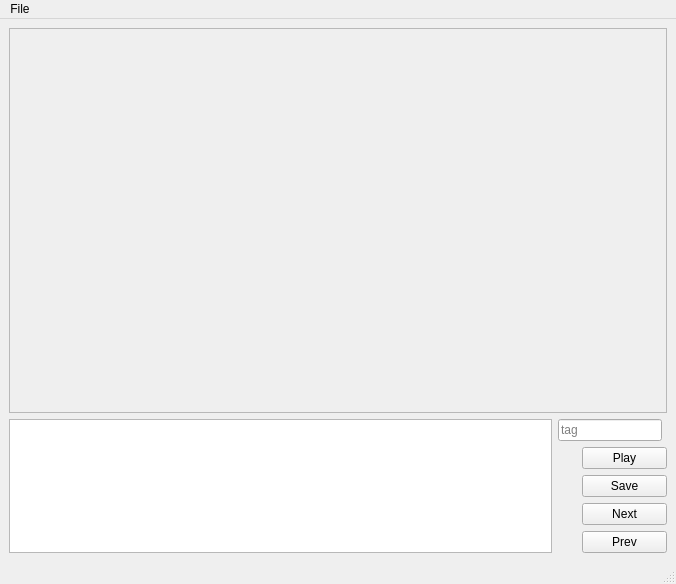
This is ui/soundannotator.ui in resinizar/sound-annotator as Qt 5 draws it before an edit. The edited form follows.
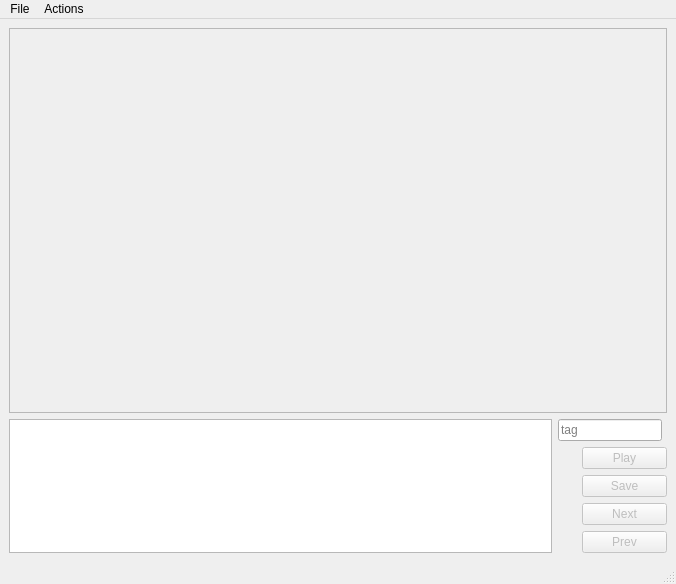
This is the edited form. Custom widgets are drawn as their Qt base class.

Diff of the .ui file:
```diff
--- a/ui/soundannotator.ui
+++ b/ui/soundannotator.ui
@@ -77,6 +77,9 @@
          <layout class="QVBoxLayout" name="verticalLayout_2">
           <item>
            <widget class="QPushButton" name="playButton">
+            <property name="enabled">
+             <bool>false</bool>
+            </property>
             <property name="maximumSize">
              <size>
               <width>85</width>
@@ -93,6 +96,9 @@
           </item>
           <item>
            <widget class="QPushButton" name="saveButton">
+            <property name="enabled">
+             <bool>false</bool>
+            </property>
             <property name="maximumSize">
              <size>
               <width>85</width>
@@ -109,6 +115,9 @@
           </item>
           <item>
            <widget class="QPushButton" name="nextButton">
+            <property name="enabled">
+             <bool>false</bool>
+            </property>
             <property name="maximumSize">
              <size>
               <width>85</width>
@@ -125,6 +134,9 @@
           </item>
           <item>
            <widget class="QPushButton" name="prevButton">
+            <property name="enabled">
+             <bool>false</bool>
+            </property>
             <property name="maximumSize">
              <size>
               <width>85</width>
@@ -160,14 +172,20 @@
     <property name="title">
      <string>File</string>
     </property>
-    <addaction name="actionOpen"/>
-    <addaction name="separator"/>
+    <addaction name="actionNew"/>
+    <addaction name="actionLoad"/>
+   </widget>
+   <widget class="QMenu" name="menuActions">
+    <property name="title">
+     <string>Actions</string>
+    </property>
     <addaction name="actionPlay"/>
     <addaction name="actionSave"/>
     <addaction name="actionNext"/>
     <addaction name="actionPrev"/>
    </widget>
    <addaction name="menuFile"/>
+   <addaction name="menuActions"/>
   </widget>
   <widget class="QStatusBar" name="statusbar"/>
   <action name="actionOpen">
```
Left out of the diff: 30 changed lines with no effect on the pictures.
